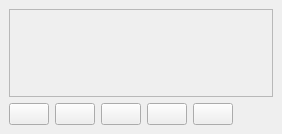
Before: the Qt Designer form qtdesignerfiles/mainwindow.ui in johnomotani/multigifview, drawn with Qt 5.
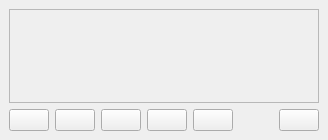
After: the same form once the commit is applied. Icons and pictures are not drawn.

Commit message: Quit button

What changed in the file:
```diff
--- a/qtdesignerfiles/mainwindow.ui
+++ b/qtdesignerfiles/mainwindow.ui
@@ -7,7 +7,7 @@
     <x>0</x>
     <y>0</y>
     <width>230</width>
-    <height>134</height>
+    <height>140</height>
    </rect>
   </property>
   <property name="sizePolicy">
@@ -38,7 +38,7 @@
          <x>0</x>
          <y>0</y>
          <width>210</width>
-         <height>62</height>
+         <height>68</height>
         </rect>
        </property>
        <layout class="QHBoxLayout" name="gif_layout">
@@ -151,6 +151,16 @@
         </property>
        </spacer>
       </item>
+      <item>
+       <widget class="QPushButton" name="quit_button">
+        <property name="text">
+         <string/>
+        </property>
+        <property name="icon">
+         <iconset theme="window-close"/>
+        </property>
+       </widget>
+      </item>
      </layout>
     </item>
    </layout>
```
The commit also changes 2 other files.
